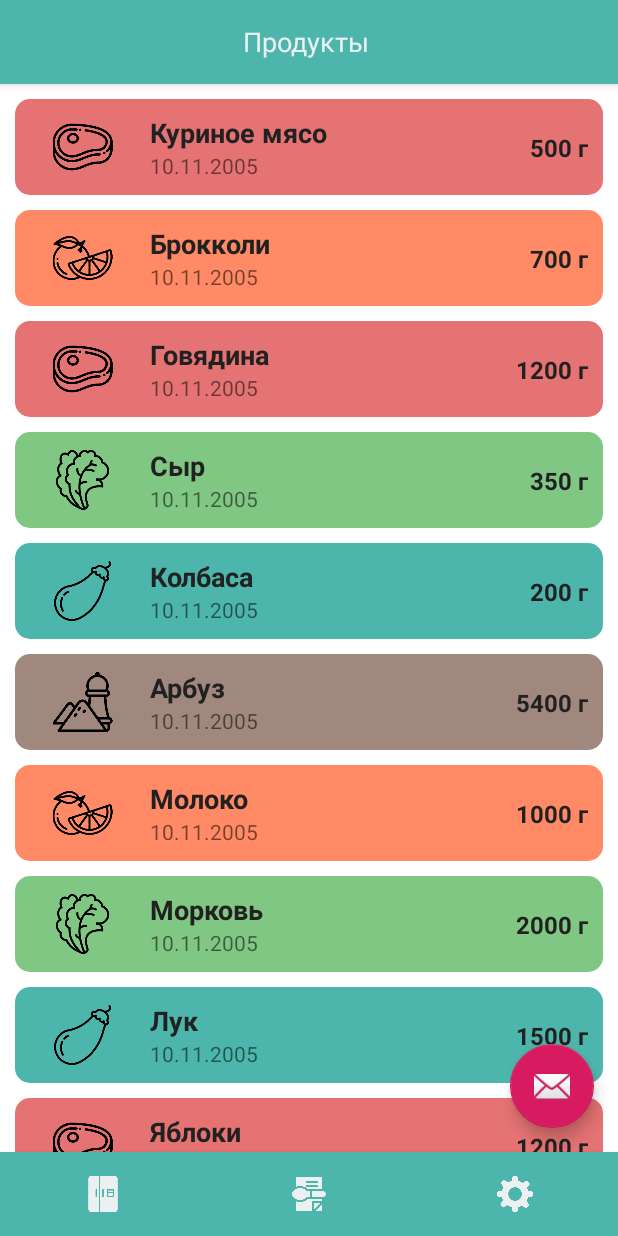
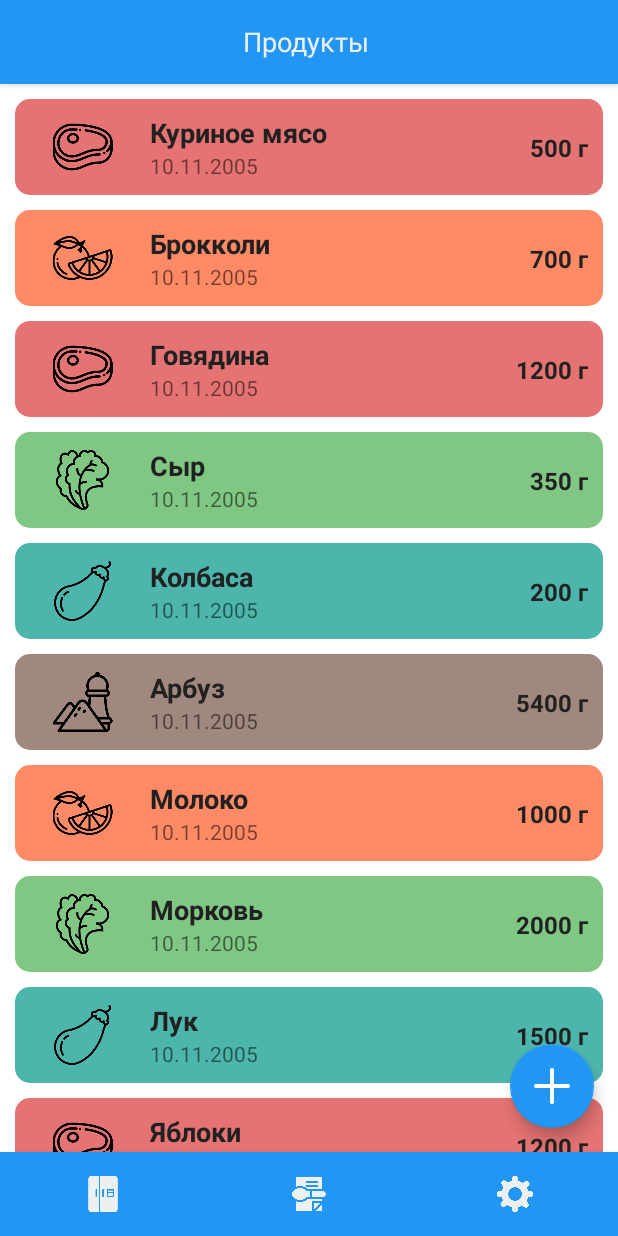
Before and after one commit to Hiplice/nonameproject, an Android app: the screen it shows after launch (MainActivity), on a phone screen of 412 x 824 dp. Run offline under Robolectric (Android 15) with nearby library versions, the phone set to English and light mode, and no system bars.

Commit message:
edited application interface

```diff
--- a/app/src/main/res/layout/activity_main.xml
+++ b/app/src/main/res/layout/activity_main.xml
@@ -19,7 +19,7 @@
             android:id="@+id/upperToolbar"
             android:layout_width="match_parent"
             android:layout_height="?attr/actionBarSize"
-            android:background="@color/categoryVegetable"
+            android:background="@color/colorPrimary"
             android:requiresFadingEdge="none">
 
             <TextView
@@ -49,9 +49,9 @@
     <android.support.design.widget.BottomNavigationView
         android:layout_width="match_parent"
         android:layout_height="?attr/actionBarSize"
-        android:background="@color/categoryVegetable"
+        android:background="@color/colorPrimary"
         app:elevation="4dp"
-        app:itemHorizontalTranslationEnabled="false"
+        app:itemHorizontalTranslationEnabled="true"
         app:itemIconTint="@color/projectWhite"
         app:itemTextColor="@color/projectWhite"
         app:labelVisibilityMode="unlabeled"
--- a/app/src/main/res/layout/products_fragment.xml
+++ b/app/src/main/res/layout/products_fragment.xml
@@ -31,9 +31,10 @@
         android:layout_marginEnd="16dp"
         android:layout_marginBottom="16dp"
         android:onClick="onButton"
+        app:backgroundTint="@color/colorPrimary"
         app:layout_behavior="com.example.user.freedge.FloatOnScroll"
         app:layout_constraintBottom_toBottomOf="parent"
         app:layout_constraintEnd_toEndOf="parent"
-        app:srcCompat="@android:drawable/ic_dialog_email" />
+        app:srcCompat="@drawable/plus" />
 
 </android.support.design.widget.CoordinatorLayout>
--- a/app/src/main/res/values/colors.xml
+++ b/app/src/main/res/values/colors.xml
@@ -2,9 +2,9 @@
 <resources>
 
     <!-- Project default colors -->
-    <color name="colorPrimary">#bdc3c7</color>
-    <color name="colorPrimaryDark">#00574B</color>
-    <color name="colorAccent">#D81B60</color>
+    <color name="colorPrimary">#2196F3</color>
+    <color name="colorPrimaryDark">#1976D2</color>
+    <color name="colorAccent">#ECF0F1</color>
 
     <!-- Project interface colors -->
     <color name="projectLight">#bdc3c7</color>
--- a/app/src/main/res/values/styles.xml
+++ b/app/src/main/res/values/styles.xml
@@ -3,7 +3,6 @@
     <!-- Base application theme. -->
     <style name="AppTheme" parent="Theme.AppCompat.Light.NoActionBar">
         <!-- ActionBar settings. todo: a not working variant-->
-        <item name="android:statusBarColor">@color/projectDark</item>
 
         <!-- Main colors. -->
         <item name="colorPrimary">@color/colorPrimary</item>
```
Also changed, not shown: app/src/main/res/drawable/plus.png (added).
